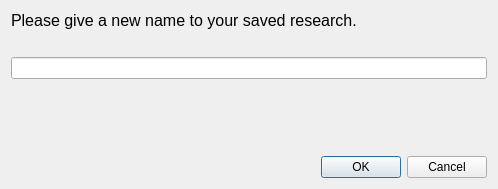
The window that ui/quicksearch/ui_quicksearch_rename.ui (isogeo/isogeo-plugin-qgis) describes before a commit, drawn with Qt 5.
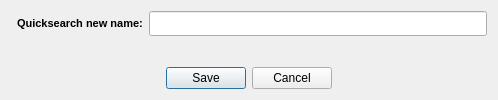
The same window after the commit. Icons and pictures are not drawn.

Patch:
```diff
--- a/ui/quicksearch/ui_quicksearch_rename.ui
+++ b/ui/quicksearch/ui_quicksearch_rename.ui
@@ -7,55 +7,75 @@
     <x>0</x>
     <y>0</y>
     <width>498</width>
-    <height>189</height>
+    <height>100</height>
    </rect>
   </property>
+  <property name="minimumSize">
+   <size>
+    <width>340</width>
+    <height>100</height>
+   </size>
+  </property>
+  <property name="maximumSize">
+   <size>
+    <width>700</width>
+    <height>116</height>
+   </size>
+  </property>
   <property name="windowTitle">
-   <string>Dialog</string>
+   <string>Isogeo - Rename quicksearch</string>
+  </property>
+  <property name="windowIcon">
+   <iconset resource="../../resources.qrc">
+    <normaloff>:/plugins/Isogeo/resources/bolt.svg</normaloff>:/plugins/Isogeo/resources/bolt.svg</iconset>
+  </property>
+  <property name="windowOpacity">
+   <double>0.900000000000000</double>
+  </property>
+  <property name="autoFillBackground">
+   <bool>true</bool>
+  </property>
+  <property name="locale">
+   <locale country="UnitedStates" language="English" />
+  </property>
+  <property name="modal">
+   <bool>true</bool>
   </property>
   <layout class="QGridLayout" name="gridLayout">
-   <item row="0" column="0" colspan="2">
-    <widget class="QLabel" name="label">
+   <item column="1" row="0">
+    <widget class="QLabel" name="lbl_title">
      <property name="font">
       <font>
-       <pointsize>12</pointsize>
+       <pointsize>8</pointsize>
+       <weight>75</weight>
+       <bold>true</bold>
       </font>
      </property>
+     <property name="contextMenuPolicy">
+      <enum>Qt::NoContextMenu</enum>
+     </property>
+     <property name="autoFillBackground">
+      <bool>true</bool>
+     </property>
      <property name="locale">
       <locale language="English" country="UnitedStates"/>
      </property>
      <property name="text">
-      <string>Please give a new name to your saved research.</string>
+      <string>Quicksearch new name:</string>
      </property>
     </widget>
    </item>
-   <item row="2" column="0" colspan="2">
-    <widget class="QLineEdit" name="name"/>
-   </item>
-   <item row="4" column="0">
-    <spacer name="horizontalSpacer">
-     <property name="orientation">
-      <enum>Qt::Horizontal</enum>
-     </property>
-     <property name="sizeHint" stdset="0">
+   <item column="2" row="0">
+    <widget class="QLineEdit" name="txt_quicksearch_rename">
+     <property name="minimumSize">
       <size>
-       <width>238</width>
-       <height>20</height>
+       <width>50</width>
+       <height>25</height>
       </size>
      </property>
-    </spacer>
-   </item>
-   <item row="4" column="1">
-    <widget class="QDialogButtonBox" name="buttonBox">
-     <property name="orientation">
-      <enum>Qt::Horizontal</enum>
-     </property>
-     <property name="standardButtons">
-      <set>QDialogButtonBox::Cancel|QDialogButtonBox::Ok</set>
-     </property>
     </widget>
    </item>
-   <item row="3" column="0">
+   <item colspan="2" column="0" row="2">
     <spacer name="verticalSpacer">
      <property name="orientation">
       <enum>Qt::Vertical</enum>
@@ -68,15 +88,16 @@
      </property>
     </spacer>
    </item>
-   <item row="1" column="0" colspan="2">
-    <widget class="QLabel" name="label_2">
-     <property name="font">
-      <font>
-       <pointsize>10</pointsize>
-      </font>
+   <item colspan="3" column="0" row="3">
+    <widget class="QDialogButtonBox" name="btn_save_cancel">
+     <property name="orientation">
+      <enum>Qt::Horizontal</enum>
      </property>
-     <property name="text">
-      <string/>
+     <property name="standardButtons">
+      <set>QDialogButtonBox::Cancel|QDialogButtonBox::Save</set>
+     </property>
+     <property name="centerButtons">
+      <bool>true</bool>
      </property>
     </widget>
    </item>
```
Left out of the diff: 17 changed lines with no effect on the pictures.
